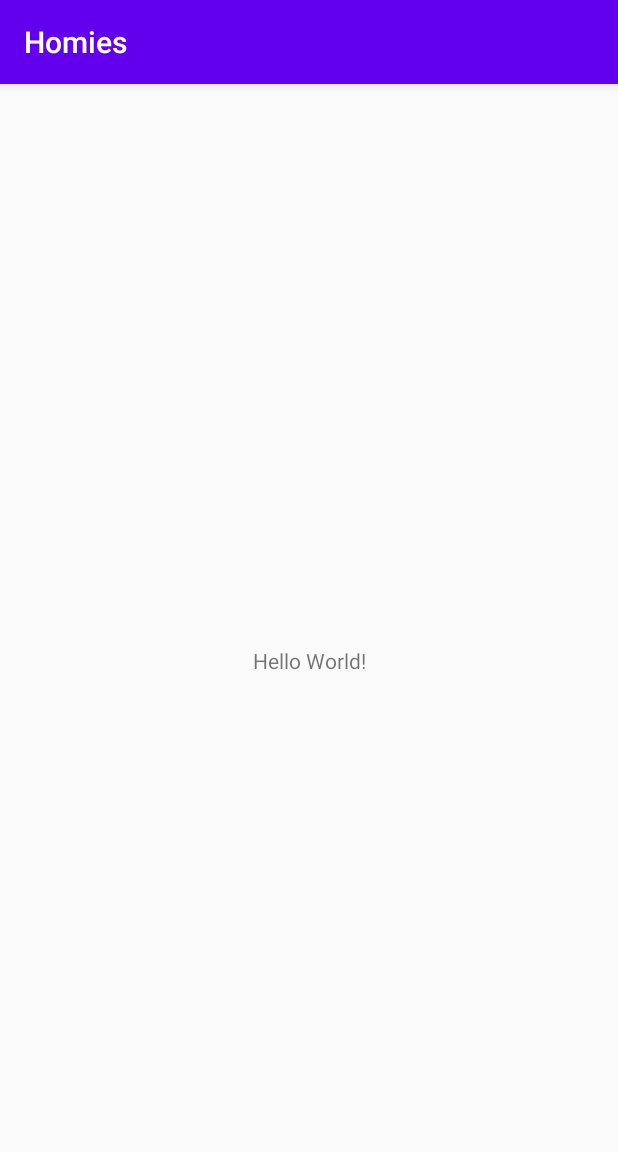
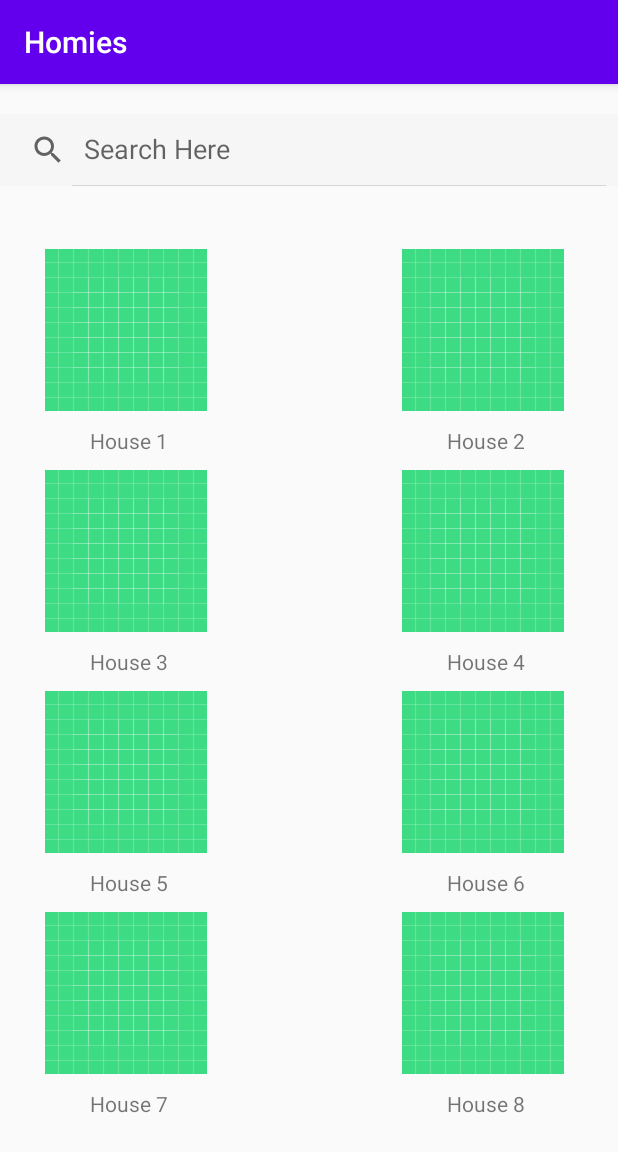
Before and after one commit to Lolo-dot/homies-housing-app, an Android app: the screen it shows after launch (MainActivity), on a phone screen of 412 x 824 dp. Shown: the top 1152 px of the screen. Run offline under Robolectric (Android 15) with nearby library versions, the phone set to English and light mode, and no system bars.

Commit message:
Added Search page with scroll functioanlity and a stub search bar and bookmark xml updated

```diff
--- a/homies/build.gradle
+++ b/homies/build.gradle
@@ -29,5 +29,7 @@ dependencies {
     testImplementation 'junit:junit:4.12'
     androidTestImplementation 'androidx.test.ext:junit:1.1.2'
     androidTestImplementation 'androidx.test.espresso:espresso-core:3.3.0'
+    //noinspection GradleCompatible,GradleCompatible
+    implementation 'com.android.support:design:28.0.0'
 
 }
--- a/homies/src/main/java/humber/college/homies/MainActivity.java
+++ b/homies/src/main/java/humber/college/homies/MainActivity.java
@@ -9,6 +9,6 @@ public class MainActivity extends AppCompatActivity {
     @Override
     protected void onCreate(Bundle savedInstanceState) {
         super.onCreate(savedInstanceState);
-        setContentView(R.layout.activity_main);
+        setContentView(R.layout.search_layout);
     }
 }
--- /dev/null
+++ b/homies/src/main/res/layout/search_layout.xml
@@ -0,0 +1,174 @@
+<?xml version="1.0" encoding="utf-8"?>
+<androidx.constraintlayout.widget.ConstraintLayout xmlns:android="http://schemas.android.com/apk/res/android"
+    xmlns:app="http://schemas.android.com/apk/res-auto"
+    xmlns:tools="http://schemas.android.com/tools"
+    android:layout_width="match_parent"
+    android:layout_height="match_parent"
+    tools:context=".MainActivity">
+
+    <SearchView
+        android:id="@+id/search"
+        android:layout_width="fill_parent"
+        android:layout_height="wrap_content"
+        android:layout_marginBottom="164dp"
+        android:background="#25DFDEDE"
+        android:iconifiedByDefault="false"
+        android:queryHint="Search Here"
+        android:layout_marginTop="20dp"
+        app:layout_constraintEnd_toEndOf="parent"
+        app:layout_constraintHorizontal_bias="0.0"
+        app:layout_constraintStart_toStartOf="parent"
+        app:layout_constraintTop_toTopOf="parent"
+        app:layout_constraintVertical_bias="0.006">
+
+    </SearchView>
+
+<ScrollView xmlns:android="http://schemas.android.com/apk/res/android"
+    android:layout_width="match_parent"
+    android:layout_height="match_parent"
+    android:fillViewport="true"
+    android:layout_marginTop="100dp">
+
+<TableLayout
+    xmlns:android="http://schemas.android.com/apk/res/android"
+    android:layout_height="fill_parent"
+    android:layout_width="fill_parent"
+    >
+    <TableRow>
+        <ImageView
+            android:layout_width="wrap_content"
+            android:layout_height="wrap_content"
+            android:src="@drawable/ic_launcher_background"
+            android:paddingTop="10dp"
+            android:paddingRight="100dp"
+            android:paddingLeft="30dp"
+            />
+        <ImageView
+            android:layout_width="wrap_content"
+            android:layout_height="wrap_content"
+            android:src="@drawable/ic_launcher_background"
+            android:paddingTop="10dp"
+            android:paddingLeft="30dp"
+            />
+    </TableRow>
+
+    <TableRow>
+        <TextView
+            android:layout_width="wrap_content"
+            android:layout_height="wrap_content"
+            android:text="House 1"
+            android:paddingLeft="60dp"
+            android:paddingTop="10dp"/>
+        <TextView
+            android:layout_width="wrap_content"
+            android:layout_height="wrap_content"
+            android:text="House 2"
+            android:paddingLeft="60dp"
+            android:paddingTop="10dp"/>
+    </TableRow>
+
+
+    <TableRow>
+        <ImageView
+            android:layout_width="wrap_content"
+            android:layout_height="wrap_content"
+            android:src="@drawable/ic_launcher_background"
+            android:paddingTop="10dp"
+            android:paddingRight="100dp"
+            android:paddingLeft="30dp"
+            />
+        <ImageView
+            android:layout_width="wrap_content"
+            android:layout_height="wrap_content"
+            android:src="@drawable/ic_launcher_background"
+            android:paddingTop="10dp"
+            android:paddingLeft="30dp"
+            />
+    </TableRow>
+
+    <TableRow>
+        <TextView
+            android:layout_width="wrap_content"
+            android:layout_height="wrap_content"
+            android:text="House 3"
+            android:paddingLeft="60dp"
+            android:paddingTop="10dp"/>
+        <TextView
+            android:layout_width="wrap_content"
+            android:layout_height="wrap_content"
+            android:text="House 4"
+            android:paddingLeft="60dp"
+            android:paddingTop="10dp"/>
+    </TableRow>
+
+    <TableRow>
+        <ImageView
+            android:layout_width="wrap_content"
+            android:layout_height="wrap_content"
+            android:src="@drawable/ic_launcher_background"
+            android:paddingTop="10dp"
+            android:paddingRight="100dp"
+            android:paddingLeft="30dp"
+            />
+        <ImageView
+            android:layout_width="wrap_content"
+            android:layout_height="wrap_content"
+            android:src="@drawable/ic_launcher_background"
+            android:paddingTop="10dp"
+            android:paddingLeft="30dp"
+            />
+    </TableRow>
+
+    <TableRow>
+        <TextView
+            android:layout_width="wrap_content"
+            android:layout_height="wrap_content"
+            android:text="House 5"
+            android:paddingLeft="60dp"
+            android:paddingTop="10dp"/>
+        <TextView
+            android:layout_width="wrap_content"
+            android:layout_height="wrap_content"
+            android:text="House 6"
+            android:paddingLeft="60dp"
+            android:paddingTop="10dp"/>
+    </TableRow>
+
+    <TableRow>
+        <ImageView
+            android:layout_width="wrap_content"
+            android:layout_height="wrap_content"
+            android:src="@drawable/ic_launcher_background"
+            android:paddingTop="10dp"
+            android:paddingRight="100dp"
+            android:paddingLeft="30dp"
+            />
+        <ImageView
+            android:layout_width="wrap_content"
+            android:layout_height="wrap_content"
+            android:src="@drawable/ic_launcher_background"
+            android:paddingTop="10dp"
+            android:paddingLeft="30dp"
+            />
+    </TableRow>
+
+    <TableRow>
+        <TextView
+            android:layout_width="wrap_content"
+            android:layout_height="wrap_content"
+            android:text="House 7"
+            android:paddingLeft="60dp"
+            android:paddingTop="10dp"/>
+        <TextView
+            android:layout_width="wrap_content"
+            android:layout_height="wrap_content"
+            android:text="House 8"
+            android:paddingLeft="60dp"
+            android:paddingTop="10dp"/>
+    </TableRow>
+
+</TableLayout>
+
+</ScrollView>
+
+</androidx.constraintlayout.widget.ConstraintLayout>
```
Also changed, not shown: homies/src/main/res/layout/bookmark_layout.xml (added, +114 -0 lines).
